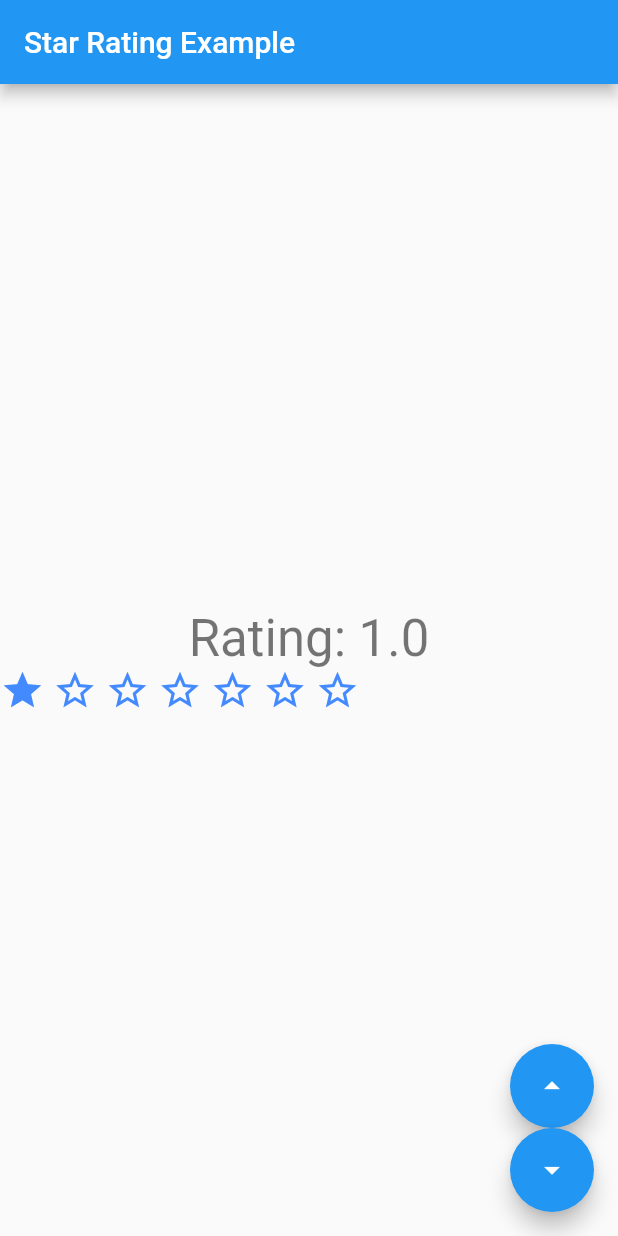
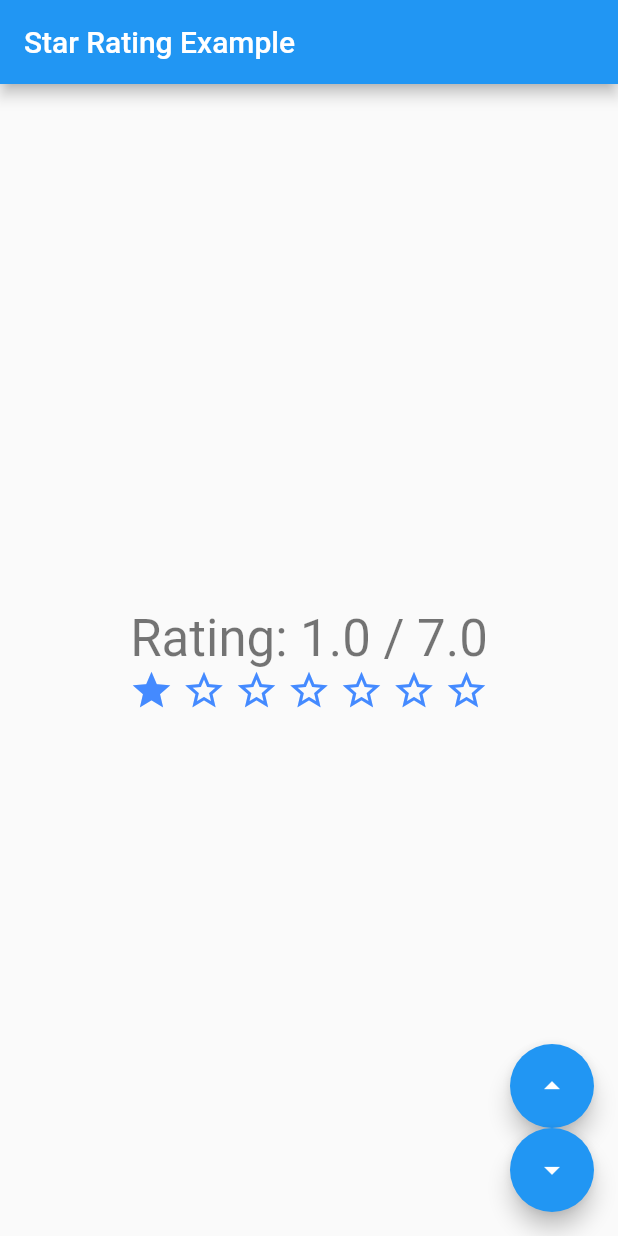
Before and after one commit to kranfix/flutter_star_rating, a Flutter app: the screen it shows after launch, after a tap on the "arrow drop up" icon, after a tap on the "arrow drop down" icon, after a tap on the "star border" icon, on a phone screen of 412 x 824 dp. Run offline on Flutter 3.47's test engine with Material 2 defaults, Android fonts, the phone set to English and light mode, and no system bars.

Commit message:
[U] example

```diff
--- a/example/lib/main.dart
+++ b/example/lib/main.dart
@@ -7,11 +7,13 @@ class MyApp extends StatelessWidget {
   @override
   Widget build(BuildContext context) {
     return MaterialApp(
-      title: 'Flutter Demo',
+      title: 'Star Rating Demo',
       theme: ThemeData(
         primarySwatch: Colors.blue,
       ),
-      home: MyHomePage(title: 'Flutter Demo Home Page'),
+      home: MyHomePage(title: 'Star Rating Demo Home Page'),
+      debugShowCheckedModeBanner: false,
+      debugShowMaterialGrid: true,
     );
   }
 }
@@ -32,12 +34,18 @@ class _MyHomePageState extends State<MyHomePage> {
   void _incrementHalfStar() {
     setState(() {
       _rating += 0.5;
+      if (_rating > starLength) {
+        _rating = starLength.toDouble();
+      }
     });
   }
 
   void _decrementHalfStar() {
     setState(() {
       _rating -= 0.5;
+      if (_rating < 0.0) {
+        _rating = 0.0;
+      }
     });
   }
 
@@ -52,22 +60,21 @@ class _MyHomePageState extends State<MyHomePage> {
           mainAxisAlignment: MainAxisAlignment.center,
           children: <Widget>[
             Text(
-              'Rating: $_rating',
+              'Rating: $_rating / ${starLength.toDouble()}',
               style: Theme.of(context).textTheme.display1,
             ),
-            Center(
-              child: StarRating(
+            StarRating(
+              mainAxisAlignment: MainAxisAlignment.center,
               length: starLength,
               rating: _rating,
               between: 5.0,
               starSize: 30.0,
               onRaitingTap: (rating) {
-                  print('Clicked rating: $rating');
+                print('Clicked rating: $rating / $starLength');
                 setState(() {
                   _rating = rating;
                 });
               },
-              ),
             ),
           ],
         ),
--- a/lib/star_rating.dart
+++ b/lib/star_rating.dart
@@ -11,6 +11,9 @@ class StarRating extends StatelessWidget {
   final double starSize;
   final RatingTapCallback onRaitingTap;
   final Color color;
+  final MainAxisAlignment mainAxisAlignment;
+  final CrossAxisAlignment crossAxisAlignment;
+
   final Icon _full, _half, _empty;
 
   StarRating({
@@ -20,6 +23,8 @@ class StarRating extends StatelessWidget {
     this.starSize: 20.0,
     this.color: Colors.blueAccent,
     this.onRaitingTap,
+    this.mainAxisAlignment,
+    this.crossAxisAlignment = CrossAxisAlignment.center,
   })  : _full = Icon(Icons.star, color: color, size: starSize),
         _half = Icon(Icons.star_half, color: color, size: starSize),
         _empty = Icon(Icons.star_border, color: color, size: starSize);
@@ -41,7 +46,11 @@ class StarRating extends StatelessWidget {
       );
     }
 
-    return Row(children: stars);
+    return Row(
+      mainAxisAlignment: mainAxisAlignment,
+      crossAxisAlignment: crossAxisAlignment,
+      children: stars,
+    );
   }
 
   Icon chooseStar(int index) =>
```
Lines whose indentation alone changed are shown as unchanged.
